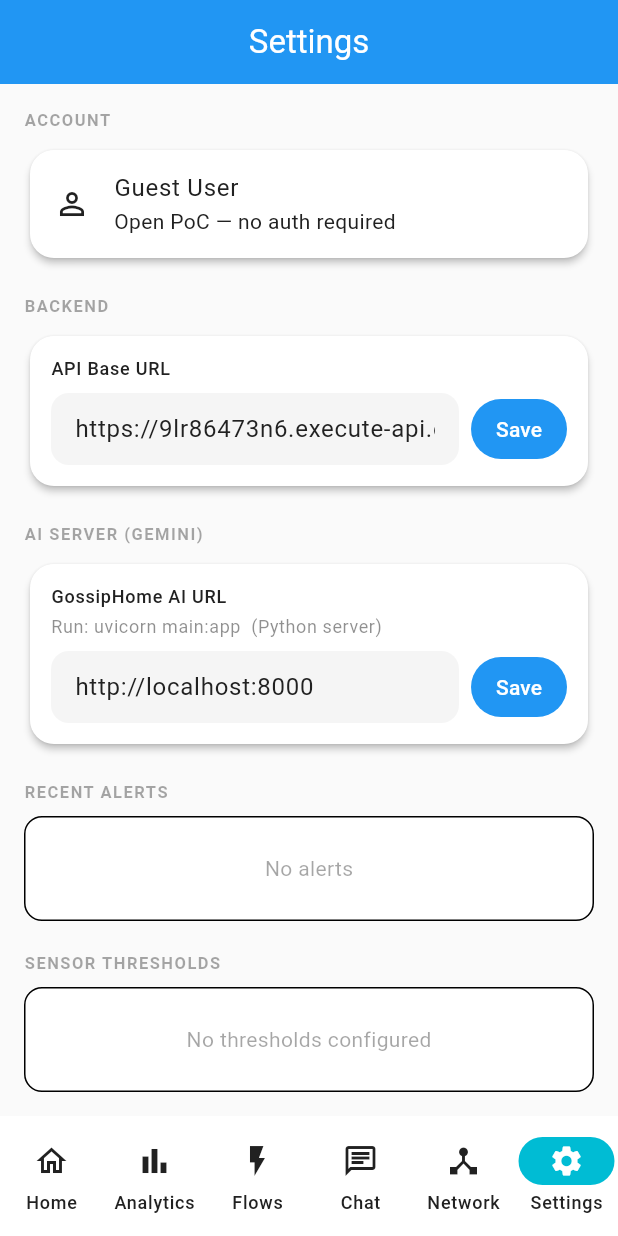
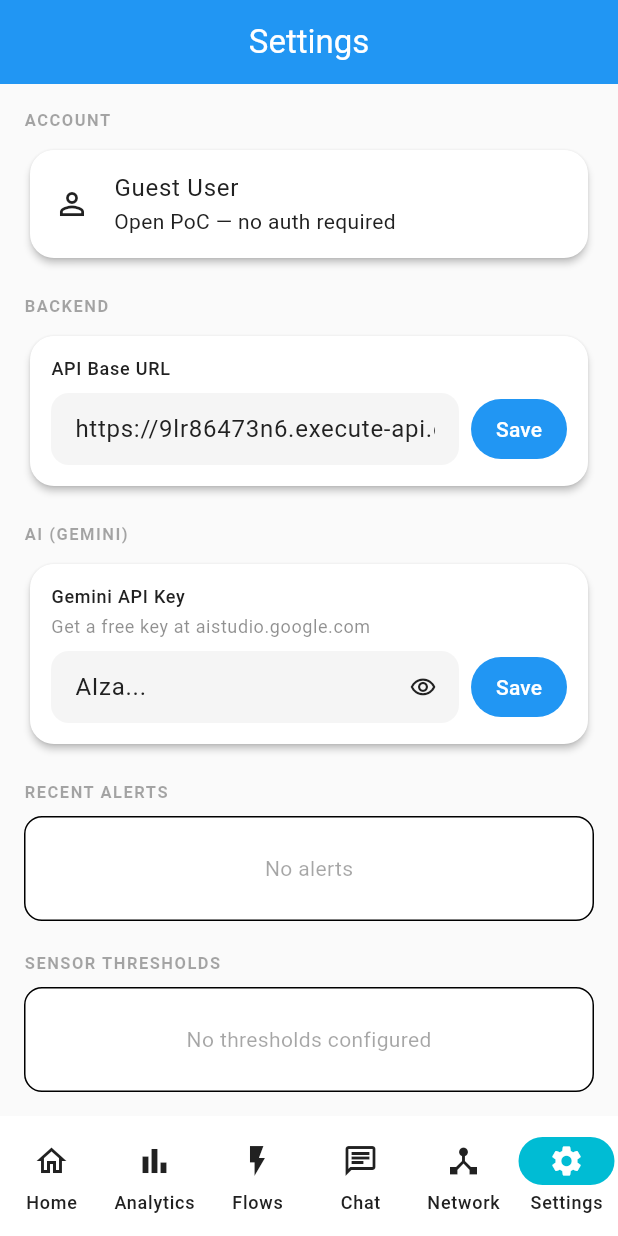
Before and after one commit to yokeshmuthuk/CS7NS2_Internet_of_Things, a Flutter app: the screen it shows after launch, item 6 of the bottom bar chosen, on a phone screen of 412 x 824 dp. Run offline on Flutter 3.47's test engine with Material 3 defaults, Android fonts, the phone set to English and light mode, and no system bars; our stand-ins replace fl_chart, shared_preferences; missing offline and left inert: mqtt_client; accounts and stored records are empty; network calls fail.

Commit message:
ai changes

```diff
--- a/lib/presentation/screens/settings/settings_screen.dart
+++ b/lib/presentation/screens/settings/settings_screen.dart
@@ -17,7 +17,8 @@ class SettingsScreen extends StatefulWidget {
 
 class _SettingsScreenState extends State<SettingsScreen> {
   late TextEditingController _urlCtrl;
-  late TextEditingController _aiUrlCtrl;
+  late TextEditingController _geminiKeyCtrl;
+  bool _obscureKey = true;
   List<SensorThreshold> _thresholds = [];
   bool _loadingSensorThresholds = false;
 
@@ -25,7 +26,7 @@ class _SettingsScreenState extends State<SettingsScreen> {
   void initState() {
     super.initState();
     _urlCtrl = TextEditingController(text: ApiService.baseUrl);
-    _aiUrlCtrl = TextEditingController(text: ApiService.aiBaseUrl);
+    _geminiKeyCtrl = TextEditingController(text: ApiService.geminiApiKey);
     _loadSensorThresholds();
     WidgetsBinding.instance.addPostFrameCallback((_) {
       context.read<AlertsProvider>().fetchAlerts();
@@ -134,7 +135,7 @@ class _SettingsScreenState extends State<SettingsScreen> {
   @override
   void dispose() {
     _urlCtrl.dispose();
-    _aiUrlCtrl.dispose();
+    _geminiKeyCtrl.dispose();
     super.dispose();
   }
 
@@ -228,46 +229,55 @@ class _SettingsScreenState extends State<SettingsScreen> {
           ),
           const SizedBox(height: 20),
 
-          // --- AI Server ---
-          _sectionHeader('AI SERVER (GEMINI)', theme),
+          // --- Gemini API Key ---
+          _sectionHeader('AI (GEMINI)', theme),
           Card(
             child: Padding(
               padding: const EdgeInsets.all(14),
               child: Column(
                 crossAxisAlignment: CrossAxisAlignment.start,
                 children: [
-                  Text('GossipHome AI URL',
+                  Text('Gemini API Key',
                       style: theme.textTheme.labelMedium),
                   const SizedBox(height: 4),
                   Text(
-                    'Run: uvicorn main:app  (Python server)',
+                    'Get a free key at aistudio.google.com',
                     style: theme.textTheme.bodySmall?.copyWith(
-                      color:
-                          theme.colorScheme.onSurface.withOpacity(0.5),
+                      color: theme.colorScheme.onSurface.withOpacity(0.5),
                     ),
                   ),
                   const SizedBox(height: 8),
                   Row(
                     children: [
                       Expanded(
-                        child: TextField(
-                          controller: _aiUrlCtrl,
-                          decoration: const InputDecoration(
-                            hintText: 'http://localhost:8000',
-                            isDense: true,
+                        child: StatefulBuilder(
+                          builder: (_, setState) => TextField(
+                            controller: _geminiKeyCtrl,
+                            obscureText: _obscureKey,
+                            decoration: InputDecoration(
+                              hintText: 'AIza...',
+                              isDense: true,
+                              suffixIcon: IconButton(
+                                icon: Icon(_obscureKey
+                                    ? Icons.visibility_outlined
+                                    : Icons.visibility_off_outlined),
+                                iconSize: 18,
+                                onPressed: () =>
+                                    setState(() => _obscureKey = !_obscureKey),
+                              ),
+                            ),
                           ),
                         ),
                       ),
                       const SizedBox(width: 8),
                       FilledButton(
                         onPressed: () async {
-                          final url = _aiUrlCtrl.text.trim();
-                          if (url.isEmpty) return;
-                          await ApiService.setAiBaseUrl(url);
+                          final key = _geminiKeyCtrl.text.trim();
+                          if (key.isEmpty) return;
+                          await ApiService.setGeminiApiKey(key);
                           if (context.mounted) {
                             ScaffoldMessenger.of(context).showSnackBar(
-                              const SnackBar(
-                                  content: Text('AI server URL saved')),
+                              const SnackBar(content: Text('Gemini API key saved')),
                             );
                           }
                         },
```
